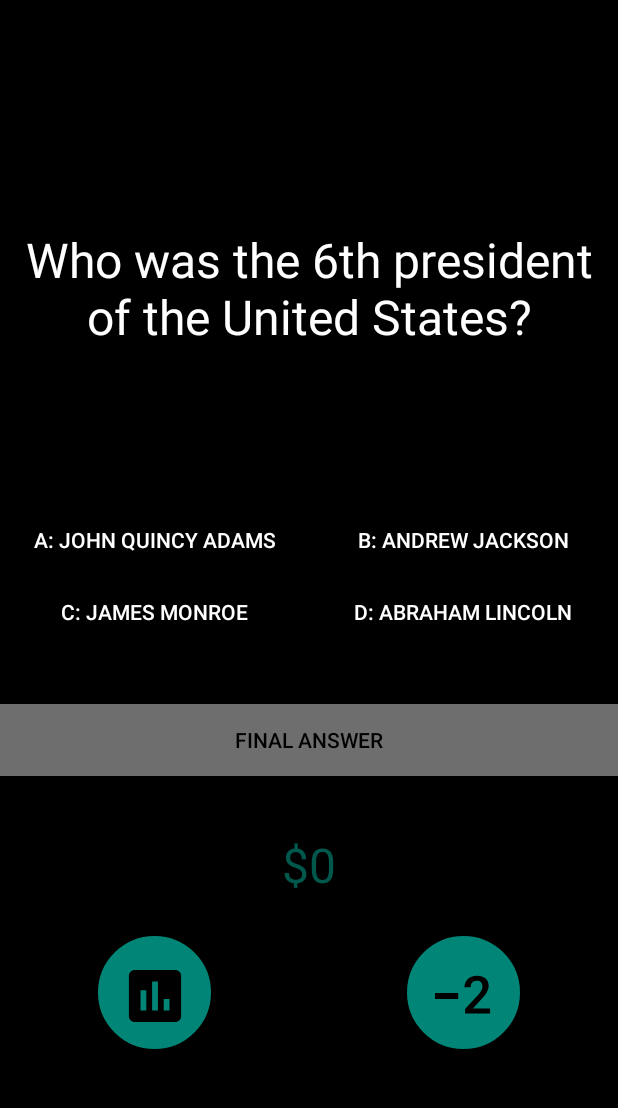
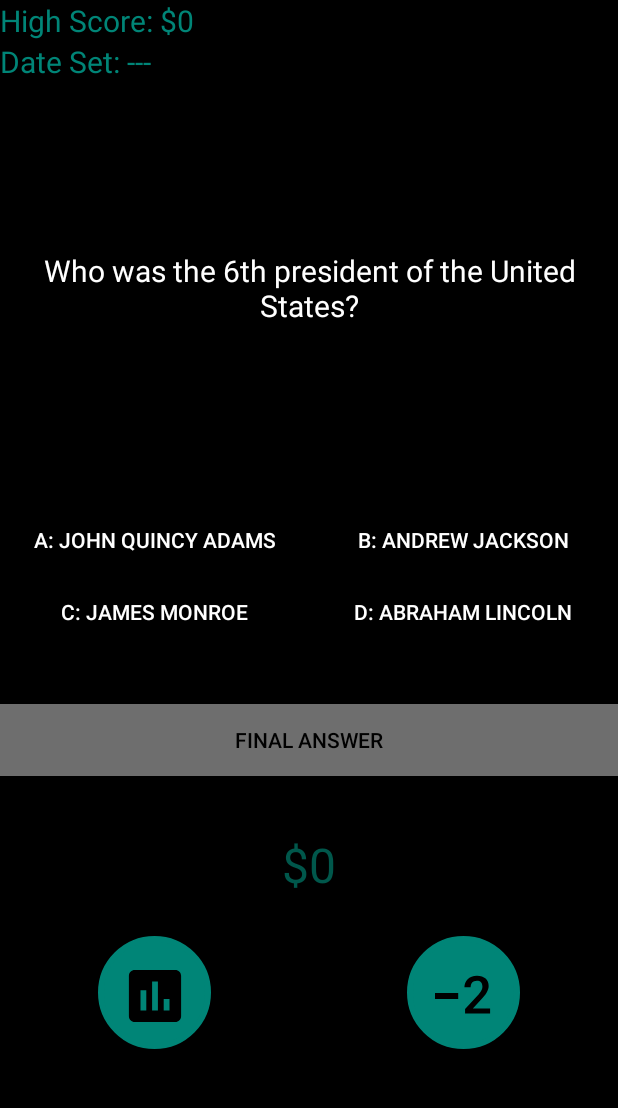
Before and after one commit to amadhav2021/QuizApp, an Android app: the GameScreen screen opened directly, with no data from a screen before it, on a phone screen of 412 x 824 dp, the part 84-1192 px from its top. Run offline under Robolectric (Android 15) with nearby library versions, the phone set to English and light mode, and no system bars.

Commit message:
Lab6g: Finished question bank and added GSON functionality with high score tracking.

```diff
--- /dev/null
+++ b/app/src/main/java/com/madhavamish/quizapp/Score.java
@@ -0,0 +1,27 @@
+package com.madhavamish.quizapp;
+
+public class Score {
+    private int money;
+    private String date;
+
+    public Score(int money, String date){
+        this.money = money;
+        this.date = date;
+    }
+
+    public int getMoney() {
+        return money;
+    }
+
+    public String getDate() {
+        return date;
+    }
+
+    public void setMoney(int money) {
+        this.money = money;
+    }
+
+    public void setDate(String date) {
+        this.date = date;
+    }
+}
--- a/app/src/main/res/layout/activity_game_screen.xml
+++ b/app/src/main/res/layout/activity_game_screen.xml
@@ -95,7 +95,7 @@
         android:layout_height="wrap_content"
         android:text="@string/opener"
         android:textAlignment="center"
-        android:textSize="@dimen/font_medium"
+        android:textSize="@dimen/font_small"
         android:textColor="@color/white"
         app:layout_constraintLeft_toLeftOf="parent"
         app:layout_constraintRight_toRightOf="parent"
@@ -124,6 +124,26 @@
         app:layout_constraintTop_toTopOf="@id/money"
         app:layout_constraintBottom_toBottomOf="parent"/>
 
+    <TextView
+        android:id="@+id/high_score"
+        android:layout_width="wrap_content"
+        android:layout_height="wrap_content"
+        android:text="@string/high_score"
+        android:textSize="@dimen/font_small"
+        android:textColor="@color/colorPrimary"
+        app:layout_constraintLeft_toLeftOf="parent"
+        app:layout_constraintTop_toTopOf="parent"/>
+
+    <TextView
+        android:id="@+id/date"
+        android:layout_width="wrap_content"
+        android:layout_height="wrap_content"
+        android:text="@string/date_set"
+        android:textSize="@dimen/font_small"
+        android:textColor="@color/colorPrimary"
+        app:layout_constraintLeft_toLeftOf="parent"
+        app:layout_constraintTop_toBottomOf="@id/high_score"/>
+
     <androidx.constraintlayout.widget.Guideline
         android:id="@+id/ho_center"
         android:layout_width="wrap_content"
--- a/app/src/main/res/values/strings.xml
+++ b/app/src/main/res/values/strings.xml
@@ -19,10 +19,20 @@
     <string name="victory">Victory!</string>
     <string name="victory_explain">Congratulations! Your wits and trivia savvy have earned you the million dollar grand prize! Click the \'Go Back\' button to return to the main screen, and challenge your friends to see if they can beat your score!</string>
     <string name="close">Close</string>
+    <string name="enter_name">Enter Name</string>
+    <string name="high_score">High Score: $0</string>
+    <string name="date_set">"Date Set: --- "</string>
     <string-array name="questions">
         <item>Who was the 6th president of the United States?</item>
         <item>Which of the following is NOT one of the NEW 7 Wonders of the World?</item>
         <item>Which of the following countries has NEVER won the World Cup?</item>
+        <item>As of 2020, google.com and youtube.com are the top 2 most visited sites in the world. Which of the following is the 3rd most visited website?</item>
+        <item>At which of the following values is the Fahrenheit and Celsius temperature the same?</item>
+        <item>Caffeine and TNT are made up of the same elements but in different proportions. Which of the following chemicals also shares the same elements in caffeine and TNT?</item>
+        <item>The Silk Road was one of the most impactful trading routes of the ancient world. Approximately what is its length in kilometers?</item>
+        <item>In what year was Pablo Picasso\'s famous work Guernica painted?</item>
+        <item>Mourophobia is the fear of which of the following things?</item>
+        <item>Which of the following words is used to represent the letter \'M\' in the NATO Phonetic Alphabet?</item>
     </string-array>
 
     <string-array name="options">
@@ -40,12 +50,54 @@
         <item>B: Argentina</item>
         <item>C: Uruguay</item>
         <item>D: Netherlands</item>
+
+        <item>A: twitter.com</item>
+        <item>B: amazon.com</item>
+        <item>C: reddit.com</item>
+        <item>D: facebook.com</item>
+
+        <item>A: -32</item>
+        <item>B: 212</item>
+        <item>C: -40</item>
+        <item>D: 572</item>
+
+        <item>A: Laughing gas</item>
+        <item>B: Cyanoacrylate</item>
+        <item>C: Nitric acid</item>
+        <item>D: Formaldehyde</item>
+
+        <item>A: 5000</item>
+        <item>B: 6000</item>
+        <item>C: 7000</item>
+        <item>D: 8000</item>
+
+        <item>A: 1937</item>
+        <item>B: 1940</item>
+        <item>C: 1944</item>
+        <item>D: 1949</item>
+
+        <item>A: Trees</item>
+        <item>B: Lamps</item>
+        <item>C: Berries</item>
+        <item>D: Chalk</item>
+
+        <item>A: Military</item>
+        <item>B: Mike</item>
+        <item>C: Mark</item>
+        <item>D: Motor</item>
     </string-array>
 
     <string-array name="answers">
         <item>a</item>
         <item>c</item>
         <item>d</item>
+        <item>d</item>
+        <item>c</item>
+        <item>b</item>
+        <item>c</item>
+        <item>a</item>
+        <item>c</item>
+        <item>b</item>
     </string-array>
 
 </resources>
```
Also changed, not shown: app/src/main/java/com/madhavamish/quizapp/GameScreen.java (+59 -5 lines).
